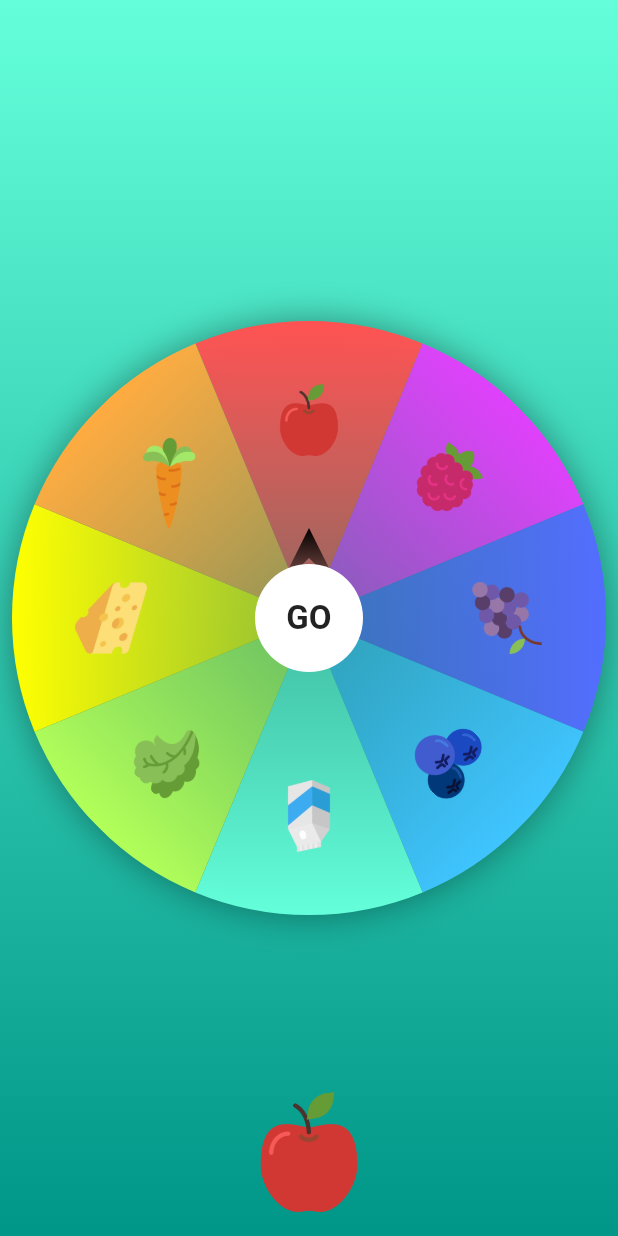
After one commit to Linus-DuJun/flutter_animation, a Flutter app: the screen it shows after launch, after a tap on "Code&Image Fortune Wheel", on a phone screen of 412 x 824 dp. The commit adds this screen. Run offline on Flutter 3.47's test engine with Material 2 defaults, Android fonts, the phone set to English and light mode, and no system bars; our stand-ins replace audioplayers, flare_flutter, flutter_screenutil, fluttertoast, lottie; missing offline and left inert: svgaplayer_flutter.

Commit message:
Code and Image version of fortune wheel.

```diff
--- /dev/null
+++ b/flutter_animation/lib/code_img_fortune_wheel/arrow_view.dart
@@ -0,0 +1,53 @@
+import 'dart:math';
+import 'package:flutter/material.dart';
+
+class ArrowView extends StatelessWidget {
+  const ArrowView({Key? key}) : super(key: key);
+
+  @override
+  Widget build(BuildContext context) {
+    return Align(
+      alignment: Alignment.center,
+      child: Transform.rotate(
+        angle: pi,
+        child: Padding(
+          padding: EdgeInsets.only(top: 80),
+          child: ClipPath(
+            clipper: _ArrowClipper(),
+            child: Container(
+              decoration: BoxDecoration(
+                gradient: LinearGradient(
+                  begin: Alignment.topCenter,
+                  end: Alignment.bottomCenter,
+                  colors: [Colors.black12, Colors.black]
+                )
+              ),
+              height: 40,
+              width: 40,
+            ),
+          ),
+        ),
+      ),
+    );
+  }
+}
+
+
+class _ArrowClipper extends CustomClipper<Path> {
+  @override
+  Path getClip(Size size) {
+    Offset _center = size.center(Offset.zero);
+    Path _path = Path()
+        ..lineTo(_center.dx, size.height)
+        ..lineTo(size.width, 0)
+        ..lineTo(_center.dx, _center.dy)
+        ..close();
+    return _path;
+  }
+
+  @override
+  bool shouldReclip(_ArrowClipper oldClipper) {
+   return false;
+  }
+
+}
--- /dev/null
+++ b/flutter_animation/lib/code_img_fortune_wheel/board_view.dart
@@ -0,0 +1,127 @@
+import 'dart:math' as Math;
+import 'package:flutter/material.dart';
+import 'package:linus_fortune_wheel/code_img_fortune_wheel/arrow_view.dart';
+import 'package:linus_fortune_wheel/code_img_fortune_wheel/luck_model.dart';
+
+class BoardView extends StatefulWidget {
+  final double angle;
+  final double current;
+  final List<LuckModel> items;
+
+  const BoardView({
+    Key? key,
+    required this.angle,
+    required this.current,
+    required this.items
+  }) : super(key: key);
+
+  @override
+  _BoardViewState createState() => _BoardViewState();
+}
+
+class _BoardViewState extends State<BoardView> {
+  Size get size => Size(MediaQuery.of(context).size.width - 16,
+      MediaQuery.of(context).size.width - 16);
+
+  double _rotate(int index) => (index / widget.items.length) * 2 * Math.pi;
+
+  @override
+  Widget build(BuildContext context) {
+    return Stack(
+      alignment: Alignment.center,
+      children: [
+        Container(
+          height: size.height,
+          width: size.width,
+          decoration: BoxDecoration(
+            shape: BoxShape.circle,
+            boxShadow: [
+              BoxShadow(blurRadius: 20, color: Colors.black38)
+            ]
+          ),
+        ),
+        Transform.rotate(
+          angle: -(widget.current + widget.angle) * 2 * Math.pi,
+          child: Stack(
+            alignment: Alignment.center,
+            children: [
+              for(var luck in widget.items) ...[_buildCard(luck)],
+              for(var luck in widget.items) ...[_buildImage(luck)]
+            ],
+          ),
+        ),
+        Container(
+          height: size.height,
+          width: size.width,
+          child: ArrowView(),
+        )
+      ],
+    );
+  }
+
+
+  _buildCard(LuckModel luck) {
+    var rotate = _rotate(widget.items.indexOf(luck));
+    var angle = 2 * Math.pi / widget.items.length;
+    return Transform.rotate(
+      angle: rotate,
+      child: ClipPath(
+        clipper: _LuckPath(angle: angle),
+        child: Container(
+          height: size.height,
+          width: size.width,
+          decoration: BoxDecoration(
+            gradient: LinearGradient(
+              begin: Alignment.topCenter,
+              end: Alignment.bottomCenter,
+              colors: [luck.color, luck.color.withOpacity(0)]
+            )
+          ),
+        ),
+      ),
+    );
+  }
+
+  _buildImage(LuckModel luck) {
+    var rotate = _rotate(widget.items.indexOf(luck));
+    return Transform.rotate(
+      angle: rotate,
+      child: Container(
+        height: size.height,
+        width: size.width,
+        alignment: Alignment.topCenter,
+        child: ConstrainedBox(
+          constraints: BoxConstraints.expand(
+            height: size.height / 3,
+            width: 48
+          ),
+          child: Image.asset(luck.asset),
+        ),
+      ),
+    );
+  }
+}
+
+
+
+class _LuckPath extends CustomClipper<Path> {
+  final double angle;
+  _LuckPath({required this.angle});
+
+  @override
+  Path getClip(Size size) {
+    Offset _center = size.center(Offset.zero);
+    Rect _rect = Rect.fromCircle(center: _center, radius: size.width / 2);
+    Path _path = Path()
+      ..moveTo(_center.dx, _center.dy)
+      ..arcTo(_rect, -Math.pi / 2 - angle / 2, angle, false)
+      ..close();
+    return _path;
+  }
+
+  @override
+  bool shouldReclip(_LuckPath oldClipper) {
+    return angle != oldClipper.angle;
+  }
+
+}
--- /dev/null
+++ b/flutter_animation/lib/code_img_fortune_wheel/luck_model.dart
@@ -0,0 +1,13 @@
+import 'dart:ui';
+
+class LuckModel {
+  final String image;
+  final Color color;
+
+  LuckModel({
+    required this.image,
+    required this.color
+  });
+
+  String get asset => "assets/images/$image.png";
+}
--- /dev/null
+++ b/flutter_animation/lib/code_img_fortune_wheel/page_code_img_fortune_wheel.dart
@@ -0,0 +1,117 @@
+import 'dart:math' as Math;
+import 'package:flutter/material.dart';
+import 'package:linus_fortune_wheel/code_img_fortune_wheel/board_view.dart';
+import 'package:linus_fortune_wheel/code_img_fortune_wheel/luck_model.dart';
+
+class PageCodeImgFortuneWheel extends StatefulWidget {
+  const PageCodeImgFortuneWheel({Key? key}) : super(key: key);
+
+  @override
+  _PageCodeImgFortuneWheelState createState() => _PageCodeImgFortuneWheelState();
+}
+
+class _PageCodeImgFortuneWheelState extends State<PageCodeImgFortuneWheel>
+  with SingleTickerProviderStateMixin {
+  double _angle = 0;
+  double _current = 0;
+  late AnimationController _controller;
+  late Animation _animation;
+  List<LuckModel> _items = [
+    LuckModel(image: "apple", color: Colors.accents[0]),
+    LuckModel(image: "raspberry", color: Colors.accents[2]),
+    LuckModel(image: "grapes", color: Colors.accents[4]),
+    LuckModel(image: "fruit", color: Colors.accents[6]),
+    LuckModel(image: "milk", color: Colors.accents[8]),
+    LuckModel(image: "salad", color: Colors.accents[10]),
+    LuckModel(image: "cheese", color: Colors.accents[12]),
+    LuckModel(image: "carrot", color: Colors.accents[14]),
+  ];
+
+  @override
+  void initState() {
+    super.initState();
+    _controller = AnimationController(vsync: this, duration: const Duration(seconds: 5));
+    _animation = CurvedAnimation(parent: _controller, curve: Curves.fastLinearToSlowEaseIn);
+  }
+
+  @override
+  Widget build(BuildContext context) {
+    return Scaffold(
+      body: Container(
+        decoration: BoxDecoration(
+          gradient: LinearGradient(
+            begin: Alignment.topCenter,
+            end: Alignment.bottomCenter,
+            colors: [
+              Colors.tealAccent, Colors.teal
+            ]
+          )
+        ),
+        child: AnimatedBuilder(
+          animation: _animation,
+          builder: (context, child) {
+            final _value = _animation.value;
+            final _angle = _value * this._angle;
+            return Stack(
+              alignment: Alignment.center,
+              children: [
+                BoardView(angle: _angle, current: _current, items: _items),
+                _buildStartButton(),
+                _buildResult(_value)
+              ],
+            );
+          },
+        )
+      )
+    );
+  }
+
+  Material _buildStartButton() {
+    return Material(
+      color: Colors.white,
+      shape: CircleBorder(),
+      child: InkWell(
+        customBorder: CircleBorder(),
+        child: Container(
+          alignment: Alignment.center,
+          height: 72,
+          width: 72,
+          child: Text(
+            "GO",
+            style: TextStyle(fontSize: 22, fontWeight: FontWeight.bold),
+          ),
+        ),
+        onTap: _animate,
+      ),
+    );
+  }
+
+  void _animate() {
+    if (!_controller.isAnimating) {
+      var _random = Math.Random().nextDouble();
+      _angle = 20 + Math.Random().nextInt(5) + _random;
+      _controller.forward(from: 0.0).then((_) {
+        _current = (_current + _random);
+        _current = _current - _current ~/ 1;
+        _controller.reset();
+      });
+    }
+  }
+
+  int _calIndex(double value) {
+    var base = (2 * Math.pi / _items.length / 2) / (2 * Math.pi);
+    return (((base + value) % 1) * _items.length).floor();
+  }
+
+  Padding _buildResult(double value) {
+    var _index = _calIndex(value * _angle + _current);
+    String _asset = _items[_index].asset;
+    return Padding(
+      padding: EdgeInsets.symmetric(vertical: 16),
+      child: Align(
+        alignment: Alignment.bottomCenter,
+        child: Image.asset(_asset, height: 80, width: 80,),
+      ),
+    );
+  }
+}
--- a/flutter_animation/lib/main.dart
+++ b/flutter_animation/lib/main.dart
@@ -1,6 +1,7 @@
 import 'package:flutter/material.dart';
 import 'package:flutter_screenutil/flutter_screenutil.dart';
 import 'package:linus_fortune_wheel/animations/implicit_animations/page_implicit_anim_index.dart';
+import 'package:linus_fortune_wheel/code_img_fortune_wheel/page_code_img_fortune_wheel.dart';
 import 'package:linus_fortune_wheel/page_anim_fortune_wheel.dart';
 import 'package:linus_fortune_wheel/page_code_fortune_wheel.dart';
 import 'package:linus_fortune_wheel/page_flare_animations.dart';
@@ -42,14 +43,20 @@ class _MyHomePageState extends State<MyHomePage> {
   @override
   Widget build(BuildContext context) {
     return Scaffold(
-      body: Column(
-        mainAxisAlignment: MainAxisAlignment.center,
+      body: ListView(
         children: [
+          SizedBox(height: 32,),
           GradientElevatedButton(
               callback: _goToImplicitAnimIndexPage,
               label: "Implicit Animation",
               labelStyle: _getButtonTextStyle(),
               gradientColors: [Colors.tealAccent, Colors.teal]),
+          const SizedBox(height: 16,),
+          GradientElevatedButton(
+              callback: _goToCodeAndImageFortuneWheel,
+              label: "Code&Image Fortune Wheel",
+              labelStyle: _getButtonTextStyle(),
+              gradientColors: [Colors.amberAccent, Colors.tealAccent]),
           const SizedBox(height: 16,),
           GradientElevatedButton(
               callback: _goToCodeWheelPage,
@@ -109,6 +116,12 @@ class _MyHomePageState extends State<MyHomePage> {
     );
   }
 
+  void _goToCodeAndImageFortuneWheel() {
+    Navigator.of(context).push(
+      MaterialPageRoute(builder: (_) => PageCodeImgFortuneWheel())
+    );
+  }
+
   void _goToTestPage() {
     Navigator.of(context).push(
       MaterialPageRoute(builder: (_) => PageTestSnippet())
```
Also changed, not shown: flutter_animation/assets/images/apple.png (added), flutter_animation/assets/images/carrot.png (added), flutter_animation/assets/images/cheese.png (added), flutter_animation/assets/images/fruit.png (added), flutter_animation/assets/images/grapes.png (added), flutter_animation/assets/images/milk.png (added), flutter_animation/assets/images/raspberry.png (added), flutter_animation/assets/images/salad.png (added).
